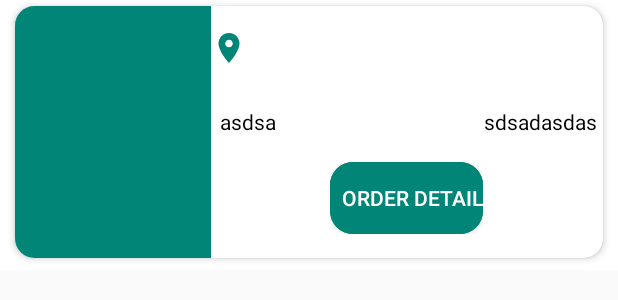
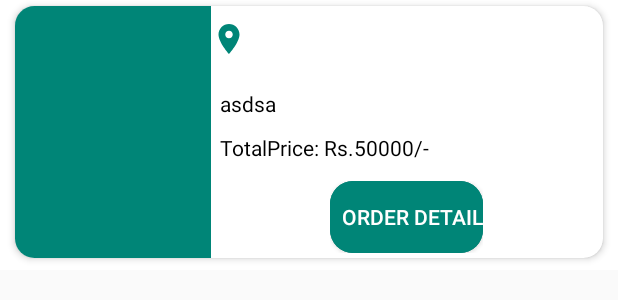
Before and after one commit to junaidahmed95/MyStore, an Android app: the layout order_history.xml on its own in the app's theme, with its tools: preview values and no code run, on a phone screen of 412 x 824 dp. Shown: the top 300 px of the screen. Run offline under Robolectric (Android 15) with nearby library versions, the phone set to English and light mode, and no system bars; network calls fail.

Commit message:
Messaging Adapter History Activity History Adapter Orderhistoryadpater

```diff
--- a/app/src/main/java/com/example/mystore/ui/home/HomeFragment.java
+++ b/app/src/main/java/com/example/mystore/ui/home/HomeFragment.java
@@ -209,10 +209,10 @@ public class HomeFragment extends Fragment {
             GetNearByStores(mLastLocation.getLatitude(), mLastLocation.getLongitude());
         }
     };
-    String url = "https://chhatt.com/Cornstr/grocery/api/get/nearest/stores?latitude=24.846498&longitude=67.035172";
-//"https://chhatt.com/Cornstr/grocery/api/get/nearest/stores?latitude="+String.valueOf(latitude)+"&longitude="+String.valueOf(longitude)
+    //String url = "https://chhatt.com/Cornstr/grocery/api/get/nearest/stores?latitude=24.846498&longitude=67.035172";
+//
     private void GetNearByStores(double latitude, double longitude) {
-        request = new JsonArrayRequest(url, new Response.Listener<JSONArray>() {
+        request = new JsonArrayRequest("https://chhatt.com/Cornstr/grocery/api/get/nearest/stores?latitude="+String.valueOf(latitude)+"&longitude="+String.valueOf(longitude), new Response.Listener<JSONArray>() {
             @Override
             public void onResponse(JSONArray response) {
 
--- a/app/src/main/res/layout/order_history.xml
+++ b/app/src/main/res/layout/order_history.xml
@@ -48,7 +48,7 @@
                     android:layout_above="@id/txt_time"
                     android:layout_marginBottom="10dp"
                     android:gravity="center_horizontal"
-
+                    android:maxLength="16"
                     android:textColor="@color/white"></TextView>
 
                 <TextView
@@ -64,7 +64,6 @@
             </RelativeLayout>
 
 
-
             <RelativeLayout
                 android:layout_width="0dp"
                 android:layout_height="match_parent"
@@ -76,7 +75,7 @@
                     android:id="@+id/loacLayout"
                     android:layout_width="match_parent"
                     android:layout_height="wrap_content"
-                    android:layout_marginTop="16dp"
+                    android:layout_marginTop="10dp"
                     android:orientation="horizontal">
 
                     <ImageView
@@ -96,8 +95,8 @@
                         android:layout_height="wrap_content"
                         android:layout_marginRight="4dp"
                         android:ellipsize="end"
+                        android:maxLines="2"
                         android:minLines="2"
-                        android:maxLines="2"
                         android:textColor="@android:color/black"
                         android:textStyle="bold">
 
@@ -110,29 +109,54 @@
                     android:layout_width="match_parent"
                     android:layout_height="wrap_content"
                     android:layout_below="@+id/loacLayout"
-                    android:layout_marginTop="16dp"
+                    android:layout_marginTop="10dp"
                     android:orientation="horizontal">
 
                     <TextView
                         android:id="@+id/txt_qty"
-                        android:text="asdsa"
                         android:layout_width="wrap_content"
                         android:layout_height="wrap_content"
                         android:layout_alignParentLeft="true"
                         android:layout_marginLeft="6dp"
                         android:gravity="bottom"
+                        android:text="asdsa"
 
                         android:textColor="@android:color/black"></TextView>
 
-                    <TextView
-                        android:text="sdsadasdas"
-                        android:id="@+id/txt_totalproducts"
+                    <LinearLayout
+                        android:layout_marginTop="10dp"
+                        android:layout_below="@+id/txt_qty"
                         android:layout_width="wrap_content"
                         android:layout_height="wrap_content"
-                        android:layout_alignParentRight="true"
-                        android:layout_marginLeft="15dp"
+                        android:layout_alignParentLeft="true"
+                        android:layout_marginLeft="6dp"
                         android:layout_marginRight="4dp"
-                        android:textColor="@android:color/black"></TextView>
+
+                        android:orientation="horizontal">
+
+                        <TextView
+                            android:layout_width="wrap_content"
+                            android:layout_height="wrap_content"
+                            android:text="TotalPrice: Rs."
+                            android:textColor="@android:color/black" />
+
+                        <TextView
+                            android:id="@+id/txt_totalproducts"
+                            android:layout_width="wrap_content"
+                            android:layout_height="wrap_content"
+                            android:text="50000"
+
+                            android:textColor="@android:color/black" />
+
+                        <TextView
+                            android:layout_width="wrap_content"
+                            android:layout_height="wrap_content"
+                            android:text="/-"
+
+                            android:textColor="@android:color/black" />
+
+
+                    </LinearLayout>
                 </RelativeLayout>
 
                 <LinearLayout
@@ -144,7 +168,8 @@
                     android:layout_marginLeft="16dp"
                     android:layout_marginEnd="16dp"
                     android:layout_marginRight="16dp"
-                    android:layout_marginBottom="16dp"
+                    android:layout_marginBottom="3dp"
+
                     android:background="@drawable/btn_shape"
                     android:orientation="horizontal">
 
@@ -158,10 +183,10 @@
                         android:textColor="@color/white" />
 
                     <ImageView
-                    android:id="@+id/arrow"
-                        android:layout_gravity="center"
+                        android:id="@+id/arrow"
                         android:layout_width="wrap_content"
-                        android:layout_height="wrap_content"/>
+                        android:layout_height="wrap_content"
+                        android:layout_gravity="center" />
 
                 </LinearLayout>
 
--- a/app/src/main/res/layout/orderdetail_sheet.xml
+++ b/app/src/main/res/layout/orderdetail_sheet.xml
@@ -196,7 +196,7 @@
                     android:layout_width="match_parent"
                     android:layout_height="wrap_content"
                     android:layout_marginTop="6dp"
-                    android:gravity="center_horizontal"
+                    android:layout_marginBottom="4dp"
                     android:orientation="horizontal">
 
                     <TextView
```
Also changed, not shown: app/src/main/java/com/example/mystore/Adapter/HistoryAdapter.java (+9 -32 lines), app/src/main/java/com/example/mystore/Adapter/MessagingAdapter.java (+11 -1 lines), app/src/main/java/com/example/mystore/Adapter/OrderHistoryDetailAdapter.java (+7 -15 lines), app/src/main/java/com/example/mystore/ui/HistoryActivity.java (+33 -58 lines).
